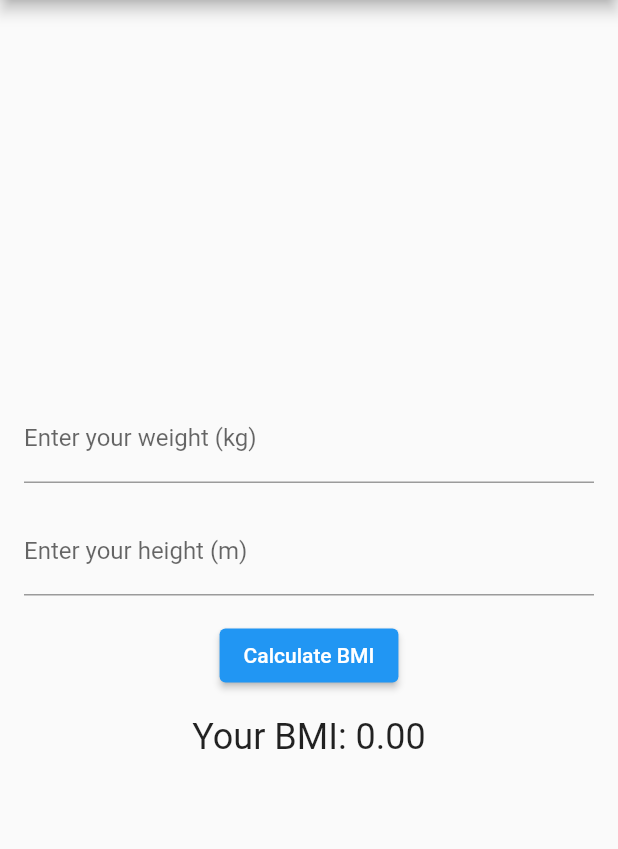
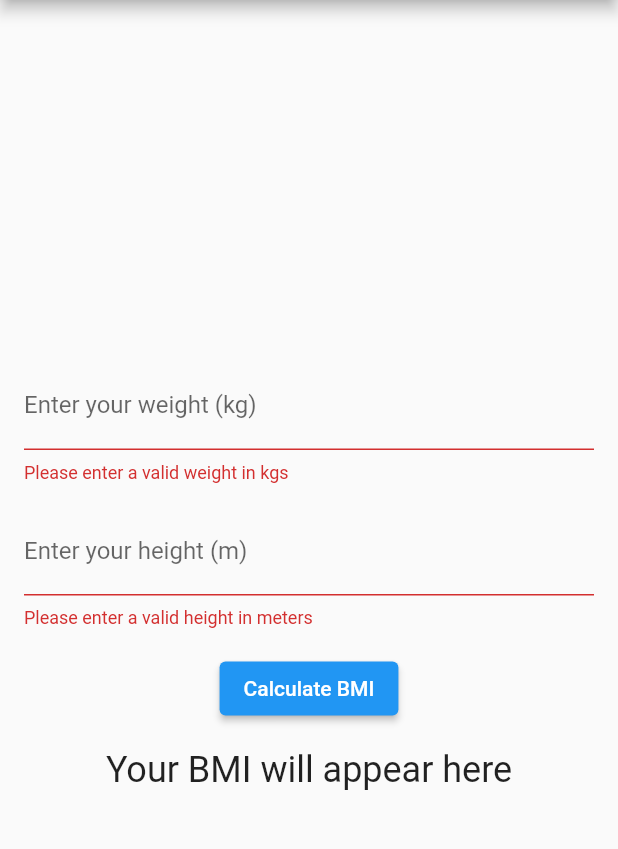
Before and after one commit to gauravjaadhav/flutter_application_1, a Flutter app: the BMICalculator screen opened directly, after a tap on "Calculate BMI", on a phone screen of 412 x 824 dp, the part 84-933 px from its top. Run offline on Flutter 3.47's test engine with Material 2 defaults, Android fonts, the phone set to English and light mode, and no system bars; missing offline and left inert: here_sdk.

Commit message:
BMI claculator application created with validations

```diff
--- a/lib/bmi_calculator.dart
+++ b/lib/bmi_calculator.dart
@@ -2,35 +2,62 @@ import 'package:flutter/material.dart';
 
 class BMICalculator extends StatefulWidget {
   @override
-  // ignore: library_private_types_in_public_api
   _BMICalculatorState createState() => _BMICalculatorState();
 }
 
 class _BMICalculatorState extends State<BMICalculator> {
-  TextEditingController weightController = TextEditingController();
-  TextEditingController heightController = TextEditingController();
+  final TextEditingController weightController = TextEditingController();
+  final TextEditingController heightController = TextEditingController();
   double bmi = 0;
 
+  String? weightError;
+  String? heightError;
+
   void calculateBMI() {
-    double weight = double.tryParse(weightController.text) ?? 0;
-    double height = double.tryParse(heightController.text) ?? 0;
+    setState(() {
+      weightError = null;
+      heightError = null;
 
-    if (weight > 0 && height > 0) {
-      setState(() {
+      double weight = double.tryParse(weightController.text) ?? 0;
+      double height = double.tryParse(heightController.text) ?? 0;
+
+      if (weight <= 0 || weight > 500) {
+        weightError = "Please enter a valid weight in kgs";
+      }
+
+      if (height <= 0 || height > 3) {
+        heightError = "Please enter a valid height in meters";
+      }
+
+      if (weight > 0 && height > 0 && weightError == null && heightError == null) {
         bmi = weight / (height * height);
-      });
-    } else {
-      setState(() {
-        bmi = 0;
-      });
-    }
+      }
+    });
+  }
+
+  void clearWeightError() {
+    setState(() {
+      weightError = null;
+    });
+  }
+
+  void clearHeightError() {
+    setState(() {
+      heightError = null;
+    });
   }
 
   @override
   Widget build(BuildContext context) {
     return Scaffold(
-      appBar: AppBar(
+       appBar: AppBar(
         title: Text('BMI Calculator'),
+        leading: IconButton(
+          icon: Icon(Icons.arrow_back),
+          onPressed: () {
+            Navigator.pop(context, 0); // Pop the screen and pass the reset value (0) to MyHomePage
+          },
+        ),
       ),
       body: Center(
         child: Padding(
@@ -38,27 +65,33 @@ class _BMICalculatorState extends State<BMICalculator> {
           child: Column(
             mainAxisAlignment: MainAxisAlignment.center,
             children: [
-              TextField(
+              TextFormField(
                 controller: weightController,
                 keyboardType: TextInputType.number,
-                decoration: InputDecoration(labelText: 'Enter your weight (kg)'),
+                onChanged: (value) => clearWeightError(), // Clear weight error when the user starts typing
+                decoration: InputDecoration(
+                  labelText: 'Enter your weight (kg)',
+                  errorText: weightError,
+                ),
               ),
               SizedBox(height: 16),
-              TextField(
+              TextFormField(
                 controller: heightController,
                 keyboardType: TextInputType.number,
-                decoration: InputDecoration(labelText: 'Enter your height (m)'),
+                onChanged: (value) => clearHeightError(), // Clear height error when the user starts typing
+                decoration: InputDecoration(
+                  labelText: 'Enter your height (m)',
+                  errorText: heightError,
+                ),
               ),
               SizedBox(height: 16),
               ElevatedButton(
-                onPressed: () {
-                  calculateBMI();
-                },
+                onPressed: calculateBMI,
                 child: Text('Calculate BMI'),
               ),
               SizedBox(height: 16),
               Text(
-                'Your BMI: ${bmi.toStringAsFixed(2)}',
+                bmi == 0 ? 'Your BMI will appear here' : 'Your BMI: ${bmi.toStringAsFixed(2)}',
                 style: TextStyle(fontSize: 24),
               ),
             ],
--- a/lib/main.dart
+++ b/lib/main.dart
@@ -52,17 +52,33 @@ class _MyHomePageState extends State<MyHomePage> {
               style: TextStyle(fontSize: 48, fontWeight: FontWeight.bold),
             ),
             ElevatedButton(
-              onPressed: _incrementCounter, // Call the _incrementCounter function
+              onPressed:
+                  _incrementCounter, // Call the _incrementCounter function
               child: Text('Increment'),
             ),
             SizedBox(height: 16),
+            // ElevatedButton(
+            //   onPressed: () {
+            //     // Navigate to BMI Calculator screen
+            //     Navigator.push(
+            //       context,
+            //       MaterialPageRoute(builder: (context) => BMICalculator()),
+            //     );
+            //   },
+            //   child: Text('BMI Calculator'),
+            // ),
             ElevatedButton(
-              onPressed: () {
-                // Navigate to BMI Calculator screen
-                Navigator.push(
+              onPressed: () async {
+                // Navigate to BMI Calculator screen and wait for the result (reset value)
+                final resetValue = await Navigator.push(
                   context,
                   MaterialPageRoute(builder: (context) => BMICalculator()),
                 );
+
+                // Update the counter with the reset value
+                setState(() {
+                  _count = resetValue;
+                });
               },
               child: Text('BMI Calculator'),
             ),
```
